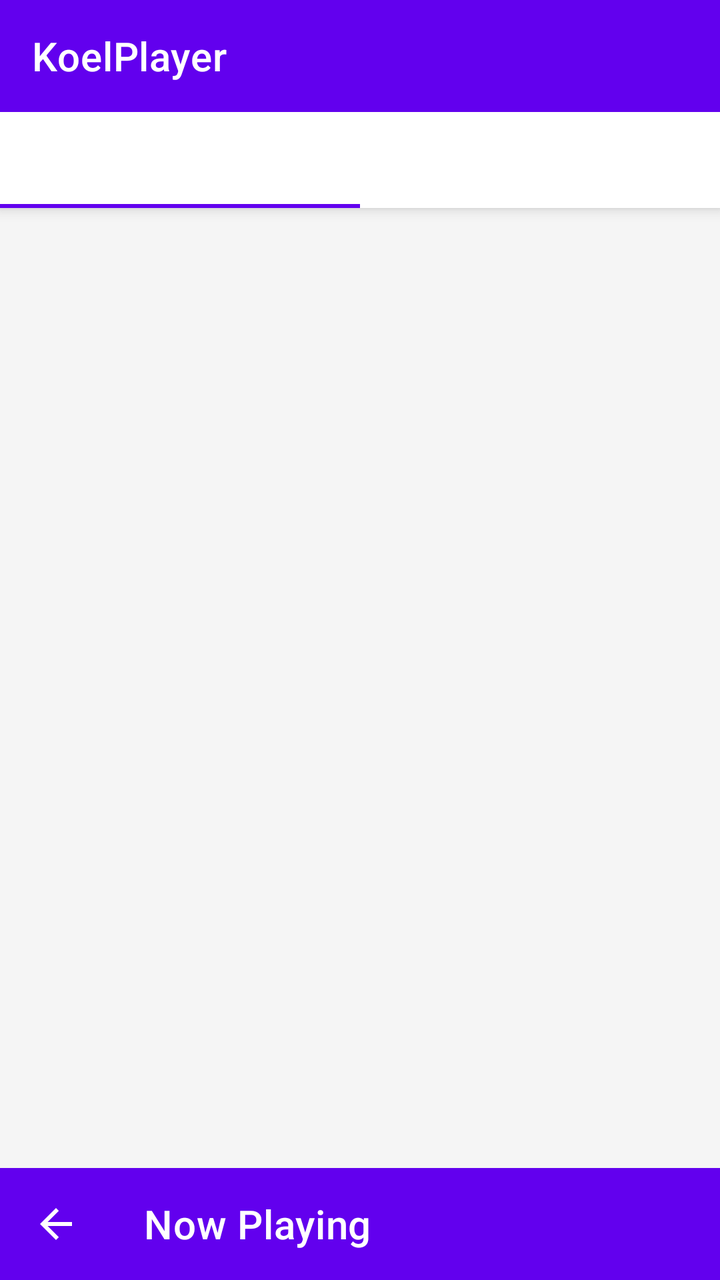
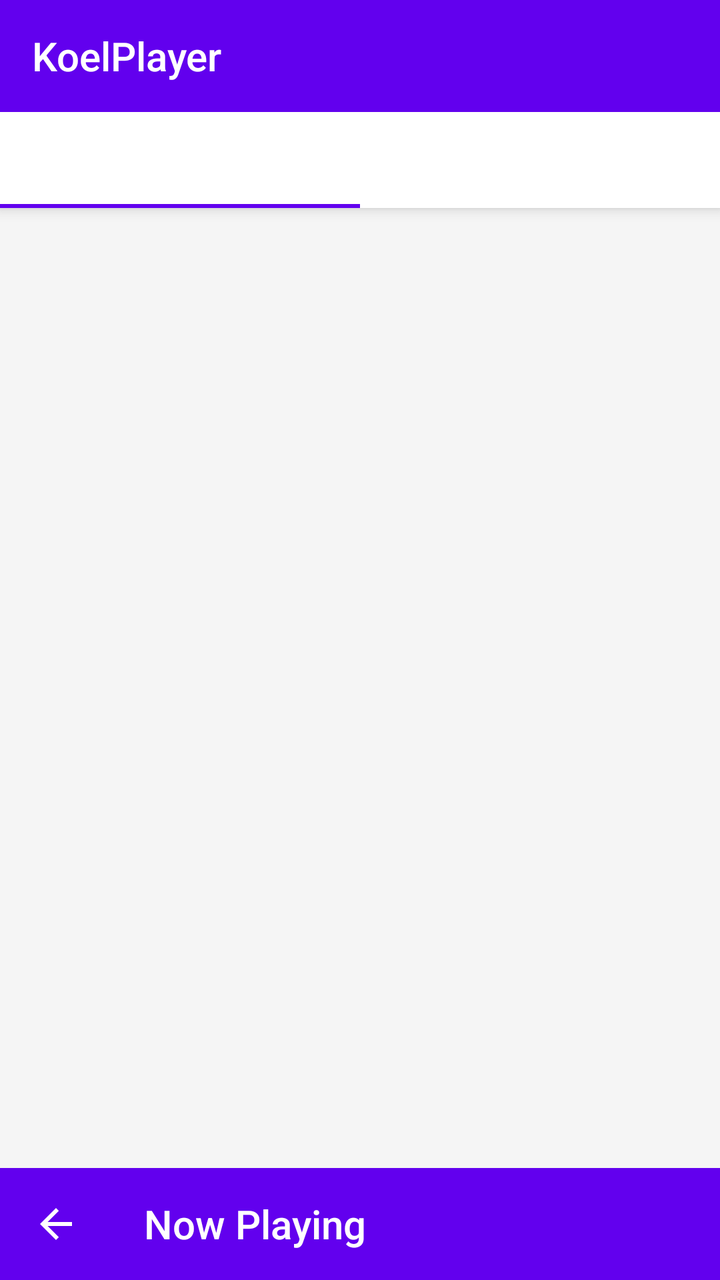

Before-and-after screenshots of an Android layout around one commit, followed by the original layout XML and the change that was made.
<!-- AndroidManifest.xml: application theme Theme.KoelPlayer -->
<!-- res/layout/activity_main.xml -->
<?xml version="1.0" encoding="utf-8"?>
<androidx.coordinatorlayout.widget.CoordinatorLayout xmlns:android="http://schemas.android.com/apk/res/android"
    xmlns:app="http://schemas.android.com/apk/res-auto"
    android:layout_width="match_parent"
    android:layout_height="match_parent">

    <com.google.android.material.appbar.AppBarLayout
        android:id="@+id/mainAppbar"
        android:layout_width="match_parent"
        android:layout_height="wrap_content"
        android:fitsSystemWindows="true">

        <androidx.appcompat.widget.Toolbar
            android:id="@+id/mainToolbar"
            android:layout_width="match_parent"
            android:layout_height="?attr/actionBarSize"
            android:background="?attr/colorPrimary"
            android:theme="@style/Theme.KoelPlayer.SearchToolbar"
            app:layout_scrollFlags="scroll|enterAlways"
            app:title="@string/app_name"
            app:titleTextColor="@android:color/white" />

        <com.google.android.material.tabs.TabLayout
            android:id="@+id/mainTabLayout"
            android:layout_width="match_parent"
            android:layout_height="wrap_content">

            <com.google.android.material.tabs.TabItem
                android:layout_width="wrap_content"
                android:layout_height="wrap_content" />

            <com.google.android.material.tabs.TabItem
                android:layout_width="wrap_content"
                android:layout_height="wrap_content" />
        </com.google.android.material.tabs.TabLayout>
    </com.google.android.material.appbar.AppBarLayout>

    <androidx.viewpager.widget.ViewPager
        android:id="@+id/mainViewPager"
        android:layout_width="match_parent"
        android:layout_height="match_parent"
        android:layout_marginBottom="?attr/actionBarSize"
        app:layout_behavior="@string/appbar_scrolling_view_behavior" />

    <include
        android:id="@+id/mainBottomSheet"
        layout="@layout/bottom_sheet" />

</androidx.coordinatorlayout.widget.CoordinatorLayout>
<!-- res/layout/bottom_sheet.xml (included above) -->
<?xml version="1.0" encoding="utf-8"?>
<androidx.coordinatorlayout.widget.CoordinatorLayout xmlns:android="http://schemas.android.com/apk/res/android"
    xmlns:app="http://schemas.android.com/apk/res-auto"
    android:id="@+id/bottomSheetLayout"
    android:layout_width="match_parent"
    android:layout_height="match_parent"
    android:background="?android:windowBackground"
    app:behavior_peekHeight="?attr/actionBarSize"
    app:layout_behavior="@string/bottom_sheet_behavior">

    <RelativeLayout
        android:id="@+id/nowPlayingSheetCollapsed"
        android:layout_width="match_parent"
        android:layout_height="?attr/actionBarSize">

        <ImageView
            android:id="@+id/bottomNowPlayingCover"
            android:layout_width="?attr/actionBarSize"
            android:layout_height="?attr/actionBarSize"
            android:contentDescription="@string/description_album_cover"
            android:scaleType="centerCrop"
            app:srcCompat="@drawable/unknown_album" />

        <LinearLayout
            android:layout_width="wrap_content"
            android:layout_height="?attr/actionBarSize"
            android:layout_marginStart="@dimen/bottom_now_playing_title_margin"
            android:layout_toEndOf="@id/bottomNowPlayingCover"
            android:gravity="center_vertical"
            android:orientation="vertical">

            <TextView
                android:id="@+id/bottomNowPlayingTitle"
                style="@style/TextAppearance.AppCompat.Title"
                android:layout_width="wrap_content"
                android:layout_height="wrap_content"
                android:ellipsize="end"
                android:maxLines="1" />

            <TextView
                android:id="@+id/bottomNowPlayingArtist"
                android:layout_width="wrap_content"
                android:layout_height="wrap_content"
                android:ellipsize="end"
                android:maxLines="1" />
        </LinearLayout>
    </RelativeLayout>

    <LinearLayout
        android:id="@+id/nowPlayingSheetExpanded"
        android:layout_width="match_parent"
        android:layout_height="match_parent"
        android:layout_marginBottom="?attr/actionBarSize"
        android:orientation="vertical">

        <com.google.android.material.appbar.AppBarLayout
            android:id="@+id/nowPlayingAppBar"
            android:layout_width="match_parent"
            android:layout_height="wrap_content"
            android:fitsSystemWindows="true">

            <androidx.appcompat.widget.Toolbar
                android:id="@+id/nowPlayingToolbar"
                android:layout_width="match_parent"
                android:layout_height="?attr/actionBarSize"
                android:background="?attr/colorPrimary"
                android:theme="@style/Theme.KoelPlayer.HomeButtonToolBar"
                app:navigationIcon="@drawable/ic_back"
                app:title="@string/now_playing"
                app:titleTextColor="@android:color/white" />
        </com.google.android.material.appbar.AppBarLayout>

        <LinearLayout
            android:id="@+id/bottomSheetContainer"
            android:layout_width="match_parent"
            android:layout_height="match_parent"
            android:orientation="vertical" />
    </LinearLayout>

    <com.google.android.material.bottomnavigation.BottomNavigationView
        android:id="@+id/bottomSheetBottomNav"
        android:layout_width="match_parent"
        android:layout_height="wrap_content"
        android:layout_gravity="bottom"
        app:menu="@menu/bottom_sheet_menu" />

</androidx.coordinatorlayout.widget.CoordinatorLayout>
<!-- resources referenced by this layout -->
<resources>
  <dimen name="bottom_now_playing_title_margin">8dp</dimen>
  <!-- drawable ic_back (drawable) -->
  <vector xmlns:android="http://schemas.android.com/apk/res/android"
      android:width="24dp"
      android:height="24dp"
      android:tint="@android:color/white"
      android:viewportWidth="24"
      android:viewportHeight="24">
      <path
          android:fillColor="@android:color/white"
          android:pathData="M20,11H7.83l5.59,-5.59L12,4l-8,8 8,8 1.41,-1.41L7.83,13H20v-2z" />
  </vector>
  <!-- drawable unknown_album: png bitmap (drawable, 6396 bytes) -->
  <string name="app_name">KoelPlayer</string>
  <string name="description_album_cover">アルバムアートワーク</string>
  <string name="now_playing">Now Playing</string>
  <style name="Theme.KoelPlayer.HomeButtonToolBar" parent="Theme.KoelPlayer">
          <item name="colorControlNormal">@color/white</item>
      </style>
  <style name="Theme.KoelPlayer.SearchToolbar" parent="Widget.Design.CollapsingToolbar">
          <item name="android:textColorPrimary">@color/white</item>
          <item name="android:textColorSecondary">@color/white</item>
          <item name="colorControlNormal">@color/white</item>
      </style>
  <style name="Theme.KoelPlayer" parent="Theme.MaterialComponents.DayNight.NoActionBar">
          
          <item name="colorPrimary">@color/purple_500</item>
          <item name="colorPrimaryVariant">@color/purple_700</item>
          <item name="colorOnPrimary">@color/white</item>
          
          <item name="colorSecondary">@color/teal_200</item>
          <item name="colorSecondaryVariant">@color/teal_700</item>
          <item name="colorOnSecondary">@color/black</item>
          
          <item name="android:statusBarColor">?attr/colorPrimaryVariant</item>
          
          <item name="android:windowBackground">@color/activity_bg</item>
          <item name="colorControlNormal">@color/black</item>
      </style>
  <color name="white">#FFFFFFFF</color>
  <color name="purple_500">#FF6200EE</color>
  <color name="purple_700">#FF3700B3</color>
  <color name="teal_200">#FF03DAC5</color>
  <color name="teal_700">#FF018786</color>
  <color name="black">#FF000000</color>
  <color name="activity_bg">#FFF5F5F5</color>
</resources>

<!-- the commit's change to res/layout/activity_main.xml (unified diff, before → after) -->
@@ -14,11 +14,9 @@
             android:id="@+id/mainToolbar"
             android:layout_width="match_parent"
             android:layout_height="?attr/actionBarSize"
-            android:background="?attr/colorPrimary"
             android:theme="@style/Theme.KoelPlayer.SearchToolbar"
             app:layout_scrollFlags="scroll|enterAlways"
-            app:title="@string/app_name"
-            app:titleTextColor="@android:color/white" />
+            app:title="@string/app_name" />
 
         <com.google.android.material.tabs.TabLayout
             android:id="@+id/mainTabLayout"
@@ -113,11 +111,8 @@
                 android:id="@+id/nowPlayingToolbar"
                 android:layout_width="match_parent"
                 android:layout_height="?attr/actionBarSize"
-                android:background="?attr/colorPrimary"
-                android:theme="@style/Theme.KoelPlayer.HomeButtonToolBar"
                 app:navigationIcon="@drawable/ic_back"
-                app:title="@string/now_playing"
-                app:titleTextColor="@android:color/white" />
+                app:title="@string/now_playing" />
         </com.google.android.material.appbar.AppBarLayout>
 
         <LinearLayout
<!-- resource entries referenced after the edit -->
@@ -16,9 +16,6 @@
   <string name="app_name">KoelPlayer</string>
   <string name="description_album_cover">アルバムアートワーク</string>
   <string name="now_playing">Now Playing</string>
-  <style name="Theme.KoelPlayer.HomeButtonToolBar" parent="Theme.KoelPlayer">
-          <item name="colorControlNormal">@color/white</item>
-      </style>
   <style name="Theme.KoelPlayer.SearchToolbar" parent="Widget.Design.CollapsingToolbar">
           <item name="android:textColorPrimary">@color/white</item>
           <item name="android:textColorSecondary">@color/white</item>
@@ -36,6 +33,8 @@
           
           <item name="android:statusBarColor">?attr/colorPrimaryVariant</item>
           
+          <item name="toolbarStyle">@style/Theme.KoelPlayer.Toolbar</item>
+          
           <item name="android:windowBackground">@color/activity_bg</item>
           <item name="colorControlNormal">@color/black</item>
       </style>
@@ -45,6 +44,11 @@
   <color name="teal_200">#FF03DAC5</color>
   <color name="teal_700">#FF018786</color>
   <color name="black">#FF000000</color>
+  <style name="Theme.KoelPlayer.Toolbar" parent="Widget.AppCompat.Toolbar">
+          <item name="titleTextColor">@color/white</item>
+          <item name="subtitleTextColor">@color/white</item>
+          <item name="android:background">?attr/colorPrimary</item>
+      </style>
   <color name="activity_bg">#FFF5F5F5</color>
 </resources>
 
